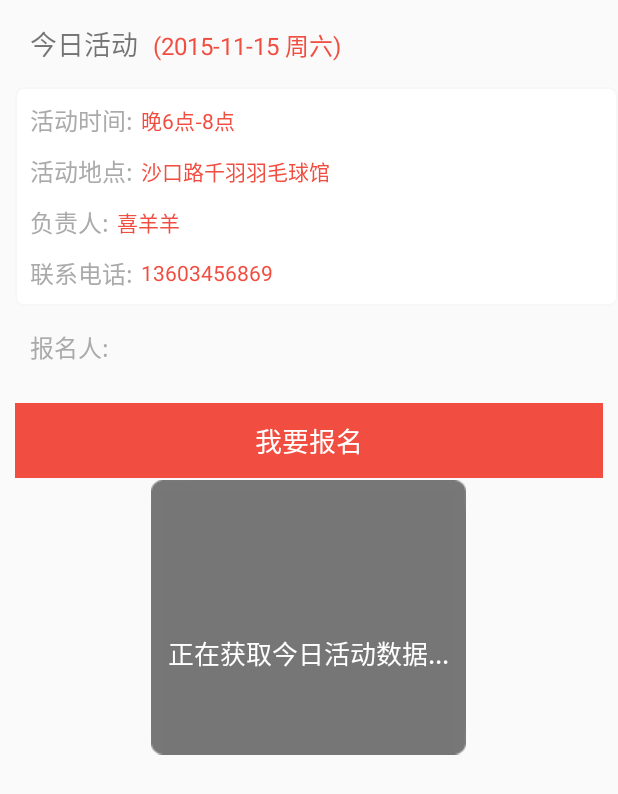
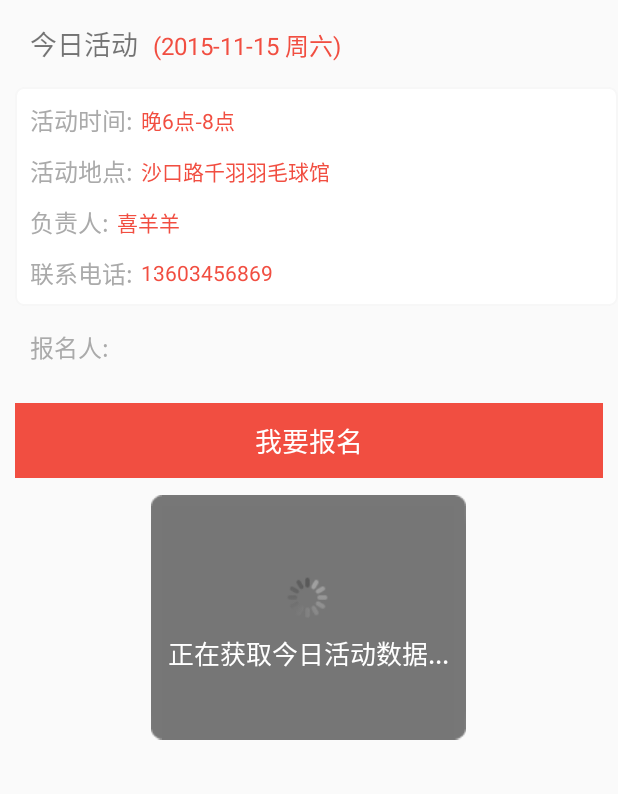
Before and after one commit to smallow/badminton, an Android app: the fragment BaoMingFragment shown on its own in the app's theme, on a phone screen of 412 x 824 dp. Shown: the top 794 px of the screen. Run offline under Robolectric (Android 15) with nearby library versions, the phone set to English and light mode, and no system bars; libraries missing offline, so code that uses them is left out: com.loopj.android; 1 statement that could not run was skipped.

Commit message:
2015-12-29

```diff
--- a/api/src/main/java/smallow/api/Api.java
+++ b/api/src/main/java/smallow/api/Api.java
@@ -10,7 +10,7 @@ import smallow.model.RegistrationPerson;
 public interface Api {
 
     //public static String SERVER_URL = "http://smallow.imwork.net/";
-    public static String SERVER_URL = "http://192.168.1.102:8080/";
+    public static String SERVER_URL = "http://192.168.110.100:8080/";
     public final static String APP_KEY = "ANDROID_BADMINTON";
 
 
@@ -26,6 +26,8 @@ public interface Api {
 
     //获取当日活动信息
     public final static String GET_TODAY_ACTIVITY_RECORD="activity/getTodayActivityRecord.do";
+
+    public final static String POST_REGISTRATE_TODAY_ACTIVITY="activity/registrateTodayActivity.do";//报名参加今日活动
 
     /**
      * 发送验证码
--- a/app/src/main/java/com/smallow/badminton/sys/ui/CustomProgressDialogThree.java
+++ b/app/src/main/java/com/smallow/badminton/sys/ui/CustomProgressDialogThree.java
@@ -30,7 +30,7 @@ public class CustomProgressDialogThree extends Dialog {
     private void init(){
         setContentView(R.layout.custom_progress_dialog_three_layout);
         title= (TextView)findViewById(R.id.id_dialog_loading_msg);
-        title.setText(mMsg);
+        //title.setText(mMsg);
     }
 
 }
--- a/app/src/main/res/drawable/juhua_loading.xml
+++ b/app/src/main/res/drawable/juhua_loading.xml
@@ -1,6 +1,16 @@
 <?xml version="1.0" encoding="UTF-8"?>
-<animation-list xmlns:android="http://schemas.android.com/apk/res/android"
-    android:oneshot="false" >
+<animated-rotate xmlns:android="http://schemas.android.com/apk/res/android"
+    android:drawable="@drawable/loading_01"
+    android:fromDegrees="0.0"
+    android:pivotX="50.0%"
+    android:pivotY="50.0%"
+    android:toDegrees="360.0" />
+
+    <!--<animation-list xmlns:android="http://schemas.android.com/apk/res/android"
+        android:oneshot="false">
+
+
+
 
         <item android:duration="150">
             <clip
@@ -75,4 +85,4 @@
                 android:gravity="left" />
         </item>
 
-</animation-list>
+</animation-list>-->
--- a/app/src/main/res/layout/custom_progress_dialog_three_layout.xml
+++ b/app/src/main/res/layout/custom_progress_dialog_three_layout.xml
@@ -2,30 +2,29 @@
 <RelativeLayout xmlns:android="http://schemas.android.com/apk/res/android"
     android:layout_width="wrap_content"
     android:layout_height="wrap_content"
-    android:gravity="center"
     android:layout_gravity="center"
-    android:background="@drawable/custom_progress_dialog_3_bg" >
+    android:background="@drawable/custom_progress_dialog_3_bg"
+    android:gravity="center">
 
     <View
-        android:layout_width="160.0dip"
-        android:layout_height="160.0dip"
+        android:layout_width="140.0dip"
+        android:layout_height="140.0dip"
         android:layout_centerInParent="true" />
 
     <LinearLayout
         android:layout_width="wrap_content"
         android:layout_height="wrap_content"
         android:layout_centerInParent="true"
-        android:orientation="vertical" >
-
-
+        android:orientation="vertical">
 
         <ProgressBar
             android:id="@+id/progressBar1"
-
             android:layout_width="wrap_content"
             android:layout_height="wrap_content"
             android:layout_gravity="center_horizontal"
-            android:indeterminateDrawable="@drawable/juhua_loading"/>
+            android:indeterminateDrawable="@drawable/juhua_loading"
+            android:indeterminateBehavior="repeat"
+            />
 
         <TextView
             android:id="@+id/id_dialog_loading_msg"
@@ -34,7 +33,7 @@
             android:layout_gravity="center"
             android:gravity="center"
             android:lineSpacingExtra="3.0dip"
-            android:text="正在加载数据请稍后..."
+            android:text="正在加载数据..."
             android:textColor="#ffffffff"
             android:textSize="17.0sp" />
     </LinearLayout>
--- a/core/src/main/java/smallow/core/AppAction.java
+++ b/core/src/main/java/smallow/core/AppAction.java
@@ -24,6 +24,9 @@ public interface AppAction {
     //获取当日活动信息
     public void getTodayActivityRecord(ActionCallbackListener<ActivityRecord> listener);
 
+    //报名今日活动
+    public void registrateTodayActivity(String loginName,ActionCallbackListener listener);
+
 
 
 }
```
Also changed, not shown: app/src/main/java/com/smallow/badminton/fragment/RegistrationFragment.java (+33 -17 lines), app/src/main/res/layout/fragment_registration.xml (+29 -6 lines), core/src/main/java/smallow/core/AppActionImpl.java (+26 -0 lines), model/src/main/java/smallow/model/EmptyData.java (added, +10 -0 lines). Lines whose indentation alone changed are shown as unchanged.
